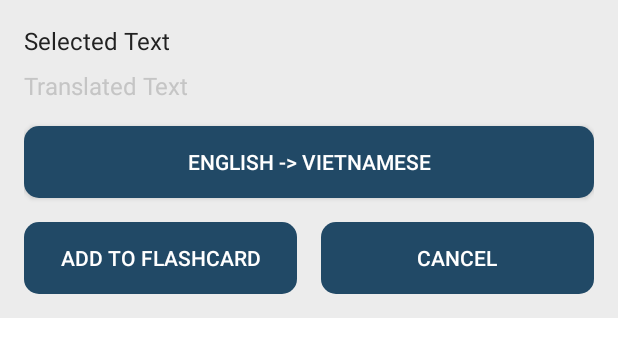
After one commit to Binh0307/ReadingApp, an Android app built with Jetpack Compose: the layout fragment_translation_dialog.xml on its own in the app's theme, with its tools: preview values and no code run, on a phone screen of 412 x 824 dp. The commit adds this screen. Shown: the top 357 px of the screen. Run offline under Robolectric (Android 15) with nearby library versions, the light colour scheme and no system bars.

Commit message:
add translate

```diff
--- a/app/build.gradle.kts
+++ b/app/build.gradle.kts
@@ -88,6 +88,12 @@ dependencies {
     //chart
     implementation("com.github.PhilJay:MPAndroidChart:v3.1.0")
 
+    //translate
+    implementation("com.squareup.okhttp3:okhttp:4.11.0")
+    implementation("com.squareup.okhttp3:okhttp-urlconnection:4.11.0")
+    implementation("com.google.mlkit:translate:17.0.3")
+    implementation("com.google.mlkit:common:17.0.3")
+
 
     testImplementation(libs.junit)
     androidTestImplementation(libs.androidx.junit)
--- a/app/src/main/AndroidManifest.xml
+++ b/app/src/main/AndroidManifest.xml
@@ -40,6 +40,7 @@
         <activity
             android:name=".activities.BookAddActivity"
             android:exported="false" />
+
         <activity
             android:name=".activities.GenreAddActivity"
             android:exported="false" />
--- a/app/src/main/java/com/CatEatDog/bookapp/activities/BookDetailActivity.kt
+++ b/app/src/main/java/com/CatEatDog/bookapp/activities/BookDetailActivity.kt
@@ -1,4 +1,5 @@
 package com.CatEatDog.bookapp.activities
+
 import com.CatEatDog.bookapp.R
 import android.Manifest
 import android.provider.Settings
--- /dev/null
+++ b/app/src/main/res/layout/fragment_translation_dialog.xml
@@ -0,0 +1,71 @@
+<?xml version="1.0" encoding="utf-8"?>
+<LinearLayout xmlns:android="http://schemas.android.com/apk/res/android"
+    android:layout_width="match_parent"
+    android:layout_height="wrap_content"
+    android:orientation="vertical"
+    android:padding="16dp"
+    android:background="@color/primary_soft">
+
+    <!-- Selected Text -->
+    <TextView
+        android:id="@+id/selectedTextView"
+        android:layout_width="match_parent"
+        android:layout_height="wrap_content"
+        android:text="Selected Text"
+        android:textColor="@color/primary_tint"
+        android:textSize="16sp"
+        android:layout_marginBottom="8dp"
+        android:background="@android:color/transparent" />
+
+    <!-- Translated Text -->
+    <TextView
+        android:id="@+id/translatedTextView"
+        android:layout_width="match_parent"
+        android:layout_height="wrap_content"
+        android:text="Translated Text"
+        android:textColor="@color/primary_hint"
+        android:textSize="16sp"
+        android:layout_marginBottom="16dp"
+        android:background="@android:color/transparent" />
+
+    <!-- Language Toggle Button -->
+    <androidx.appcompat.widget.AppCompatButton
+        android:id="@+id/toggleLanguageBtn"
+        android:layout_width="match_parent"
+        android:layout_height="wrap_content"
+        android:text="English -> Vietnamese"
+        android:textColor="@color/primary_text_button"
+        android:background="@drawable/shape_button01"
+        android:layout_marginBottom="16dp" />
+
+    <!-- Action Buttons -->
+    <LinearLayout
+        android:layout_width="match_parent"
+        android:layout_height="wrap_content"
+        android:orientation="horizontal">
+
+        <androidx.appcompat.widget.AppCompatButton
+            android:id="@+id/addToFlashcardBtn"
+            android:layout_width="0dp"
+            android:layout_height="wrap_content"
+            android:layout_weight="1"
+            android:text="Add to Flashcard"
+            android:background="@drawable/shape_button01"
+            android:textAlignment="center"
+            android:textColor="@color/primary_text_button"
+            android:layout_marginEnd="8dp" />
+
+        <androidx.appcompat.widget.AppCompatButton
+            android:id="@+id/cancelBtn"
+            android:layout_width="0dp"
+            android:layout_height="wrap_content"
+            android:layout_weight="1"
+            android:text="Cancel"
+            android:background="@drawable/shape_button01"
+            android:textAlignment="center"
+            android:textColor="@color/primary_text_button"
+            android:layout_marginStart="8dp" />
+
+    </LinearLayout>
+
+</LinearLayout>
```
Also changed, not shown: app/src/main/java/com/CatEatDog/bookapp/TranslationDialogFragment.kt (added, +166 -0 lines), app/src/main/java/com/CatEatDog/bookapp/activities/BookViewActivity.kt (+56 -48 lines), app/src/main/java/com/CatEatDog/bookapp/models/ModelFlashCard.kt (added, +21 -0 lines).
